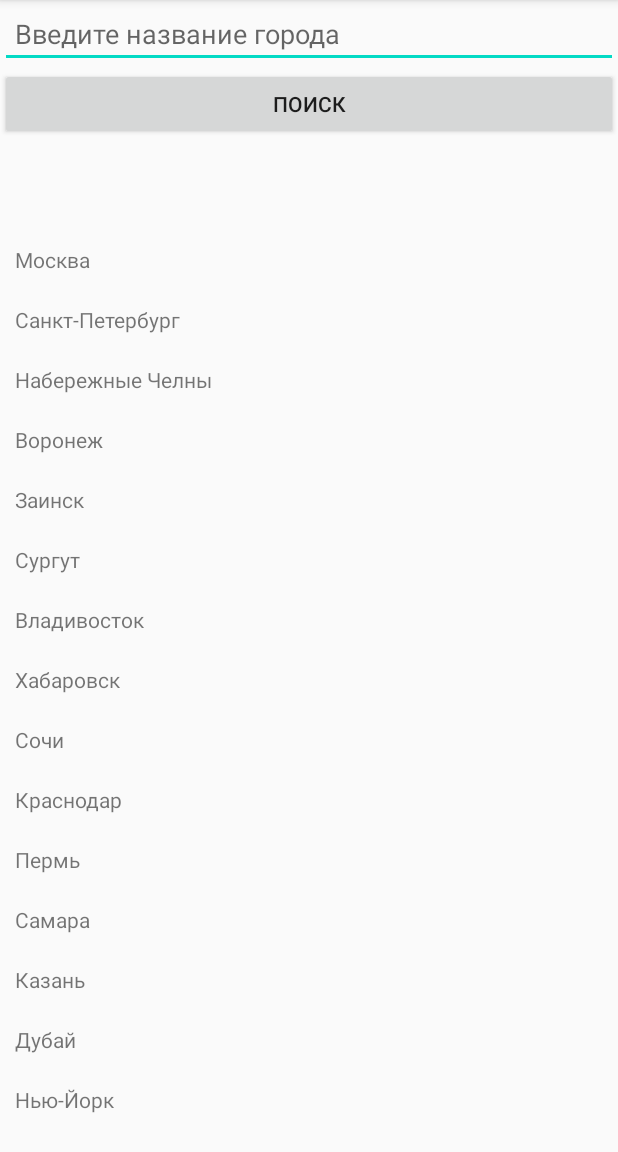
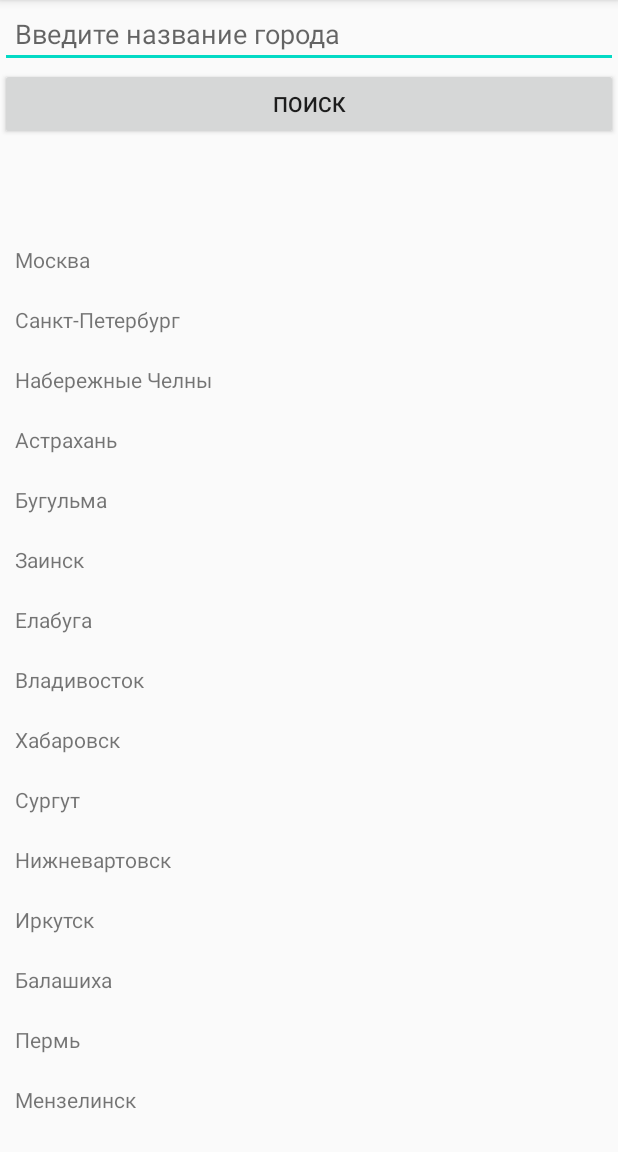
Before and after one commit to Marat1922/WeatherApplication, an Android app: the screen it shows after launch (MainActivity), on a phone screen of 412 x 824 dp, the part 84-1236 px from its top. Run offline under Robolectric (Android 15) with nearby library versions, the phone set to English and light mode, and no system bars.

Commit message:
Фиксы по Recycler View

```diff
--- a/app/src/main/java/com/example/weather/CityAdapter.kt
+++ b/app/src/main/java/com/example/weather/CityAdapter.kt
@@ -14,29 +14,28 @@ class CityAdapter(
 ) : RecyclerView.Adapter<CityAdapter.CityViewHolder>() {
 
     interface OnItemClickListener {
-        fun onItemClick(cityName: String) {
-        }
+       fun onItemClick(cityName: String)
     }
 
     override fun onCreateViewHolder(parent: ViewGroup, viewType: Int): CityViewHolder {
-        Log.d("MyTag", "CityAdapter onCreateViewHolder" )
+        Log.d("MyTag", "CityAdapter onCreateViewHolder")
         return CityViewHolder(LayoutInflater.from(parent.context)
                 .inflate(R.layout.item, parent, false))
     }
 
     override fun onBindViewHolder(holder: CityViewHolder, position: Int) {
-        Log.d("MyTag", "CityAdapter onBindViewHolder" )
-        val cityNameItem = cityNameList.get(position)
-        holder.cityNameTextView?.setText(cityNameItem.name)
+        Log.d("MyTag", "CityAdapter onBindViewHolder")
+        val cityNameItem = cityNameList[position]
+        holder.cityNameTextView?.text = cityNameItem.name
         Log.d("MyTag", "CityAdapter cityNameTextView.setText")
-        holder.resultWeatherTextView?.setText(cityNameItem.temper)
+        holder.resultWeatherTextView?.text = cityNameItem.temper
         Log.d("MyTag", "Че хранит мапа ${cityNameItem}${cityNameItem.temper}")
-        if(cityNameItem.temper == null) onItemClickListener.onItemClick(cityNameItem.name!!)
-            Log.d("MyTag", "CityAdapter onItemClickListener.onItemClick")
+        if (cityNameItem.temper == null) onItemClickListener.onItemClick(cityNameItem.name!!)
+        Log.d("MyTag", "CityAdapter onItemClickListener.onItemClick")
     }
 
     override fun getItemCount(): Int {
-        Log.d("MyTag", "CityAdapter getItemCount" )
+        Log.d("MyTag", "CityAdapter getItemCount")
         return cityNameList.size
     }
 
@@ -51,12 +50,10 @@ class CityAdapter(
     }
 
     fun onTemperatureArrived(cityName: String, temperature: String) {
-        Log.d("MyTag", "CityAdapter onTemperatureArrived" )
-       val index =  cityNameList.indexOfFirst { it.name == cityName }
+        Log.d("MyTag", "CityAdapter onTemperatureArrived")
+        val index = cityNameList.indexOfFirst { it.name == cityName }
         if (index == -1) return
         cityNameList.get(index).temper = temperature
-        // Log.d("CityAdapter", "Че хранит мапа $temperature")
         notifyItemChanged(index)
-
     }
 }
--- a/app/src/main/java/com/example/weather/MainActivity.kt
+++ b/app/src/main/java/com/example/weather/MainActivity.kt
@@ -18,33 +18,10 @@ import java.lang.ref.WeakReference
 import java.net.URL
 
 class MainActivity : AppCompatActivity() {
-    private var editTextCity: EditText? = null
-    private var textViewWeather: TextView? = null
-    private var btnSearch: Button? = null
-    private var rvListCity: RecyclerView? = null
-    private val cityNameList = listOf<City>(
-            City("Москва"),
-            City("Санкт-Петербург"),
-            City("Набережные Челны"),
-            City("Воронеж"),
-            City("Заинск"),
-            City("Сургут"),
-            City("Владивосток"),
-            City("Хабаровск"),
-            City("Сочи"),
-            City("Краснодар"),
-            City("Пермь"),
-            City("Самара"),
-            City("Казань"),
-            City("Дубай"),
-            City("Нью-Йорк"),
-            City("Симферополь"),
-            City("Красноярск"),
-            City("Барселона"),
-            City("Манчестер"),
-            City("Лондон"),
-            City("Париж")
-    )
+    lateinit var editTextCity: EditText
+    lateinit var textViewWeather: TextView
+    lateinit var btnSearch: Button
+    lateinit var rvListCity: RecyclerView
     lateinit var adapter: CityAdapter
     override fun onCreate(savedInstanceState: Bundle?) {
         Log.d("MyTag", "MainActivity onCreate ")
@@ -55,11 +32,14 @@ class MainActivity : AppCompatActivity() {
         btnSearch = findViewById(R.id.b_search)
         rvListCity = findViewById(R.id.rv_list_city)
         val onClickListener = View.OnClickListener {
-            val generatedURL = NetworkUtils.generateURL(editTextCity?.getText().toString())
+            val generatedURL = NetworkUtils.generateURL(editTextCity.getText().toString())
             DownloadWeatherTask(this).execute(generatedURL)
         }
-        btnSearch?.setOnClickListener(onClickListener)
+        btnSearch.setOnClickListener(onClickListener)
 
+        val cityNameList = resources.getStringArray(R.array.city_name).map { nameFromArray ->
+            City(name = nameFromArray)
+        }
         adapter = CityAdapter(cityNameList, object : CityAdapter.OnItemClickListener {
             override fun onItemClick(cityName: String) {
                 Log.d("MyTag", "MainActivity OnItemClick ")
@@ -68,8 +48,8 @@ class MainActivity : AppCompatActivity() {
                 Log.i("MainActivity", "blablbabla")
             }
         })
-        rvListCity?.setLayoutManager(LinearLayoutManager(this))
-        rvListCity?.setAdapter(adapter)
+        rvListCity.layoutManager = LinearLayoutManager(this)
+        rvListCity.adapter = adapter
     }
 
     internal class DownloadWeatherTask(context: MainActivity) : AsyncTask<URL?, Void?, String?>() {
@@ -106,7 +86,7 @@ class MainActivity : AppCompatActivity() {
                 }
                 val weather = String.format("%s\nТемпература: %s\nНа улице: %s", city, temp, description)
                 val temper = String.format(" %s", temp)
-                activity.textViewWeather!!.text = weather
+                activity.textViewWeather.text = weather
                 Log.d("MyTag", "blablbabla2 $temp")
                 activity.adapter.onTemperatureArrived(city!!, temper)
             } else {
--- a/app/src/main/res/layout/activity_main.xml
+++ b/app/src/main/res/layout/activity_main.xml
@@ -34,17 +34,17 @@
     <TextView
         android:id="@+id/tv_result"
         android:layout_width="0dp"
-        android:layout_height="60dp"
+        android:layout_height="@dimen/text_view_height_in_main_activity"
         app:layout_constraintBottom_toBottomOf="parent"
         app:layout_constraintEnd_toEndOf="parent"
         app:layout_constraintHorizontal_bias="1.0"
         app:layout_constraintStart_toStartOf="parent"
         app:layout_constraintTop_toBottomOf="@+id/b_search"
-        android:paddingStart="10dp"
-        android:paddingEnd="10dp"
+        android:paddingStart="@dimen/indent_text_view_in_main_activity"
+        android:paddingEnd="@dimen/indent_text_view_in_main_activity"
         app:layout_constraintVertical_bias="0.0"
-        android:paddingLeft="10dp"
-        android:paddingRight="10dp"/>
+        android:paddingLeft="@dimen/indent_text_view_in_main_activity"
+        android:paddingRight="@dimen/indent_text_view_in_main_activity" />
 
     <androidx.recyclerview.widget.RecyclerView
         android:id="@+id/rv_list_city"
@@ -54,10 +54,10 @@
         app:layout_constraintEnd_toEndOf="parent"
         app:layout_constraintStart_toStartOf="parent"
         app:layout_constraintTop_toBottomOf="@+id/tv_result"
-        android:paddingTop="10dp"
-        android:paddingStart="10dp"
-        android:paddingEnd="10dp"
-        android:paddingLeft="10dp"
-        android:paddingRight="10dp"/>
+        android:paddingTop="@dimen/indent_text_view_in_main_activity"
+        android:paddingStart="@dimen/indent_text_view_in_main_activity"
+        android:paddingEnd="@dimen/indent_text_view_in_main_activity"
+        android:paddingLeft="@dimen/indent_text_view_in_main_activity"
+        android:paddingRight="@dimen/indent_text_view_in_main_activity" />
 
 </androidx.constraintlayout.widget.ConstraintLayout>
--- a/app/src/main/res/layout/item.xml
+++ b/app/src/main/res/layout/item.xml
@@ -1,14 +1,13 @@
 <?xml version="1.0" encoding="utf-8"?>
-<LinearLayout
-    xmlns:android="http://schemas.android.com/apk/res/android"
+<LinearLayout xmlns:android="http://schemas.android.com/apk/res/android"
     android:layout_width="match_parent"
-    android:layout_height="40dp">
+    android:layout_height="@dimen/item_height">
 
     <TextView
         android:id="@+id/tv_city_name"
         android:layout_width="wrap_content"
         android:layout_height="match_parent"
-        android:layout_gravity="center_vertical|start"/>
+        android:layout_gravity="center_vertical|start" />
 
     <TextView
         android:id="@+id/tv_result_weather"
--- a/app/src/main/res/values/dimens.xml
+++ b/app/src/main/res/values/dimens.xml
@@ -1,4 +1,6 @@
 <?xml version="1.0" encoding="utf-8"?>
 <resources>
-    <dimen name="item_height">20dp</dimen>
+    <dimen name="item_height">40dp</dimen>
+    <dimen name="indent_text_view_in_main_activity">10dp</dimen>
+    <dimen name="text_view_height_in_main_activity">60dp</dimen>
 </resources>
--- a/app/src/main/res/values/strings.xml
+++ b/app/src/main/res/values/strings.xml
@@ -3,4 +3,26 @@
     <string name="et_weather">Введите название города</string>
     <string name="b_search">Поиск</string>
     <string name="not_find_city">ddddd</string>
+
+    <string-array name="city_name">
+        <item>Москва</item>
+        <item>Санкт-Петербург</item>
+        <item>Набережные Челны</item>
+        <item>Астрахань</item>
+        <item>Бугульма</item>
+        <item>Заинск</item>
+        <item>Елабуга</item>
+        <item>Владивосток</item>
+        <item>Хабаровск</item>
+        <item>Сургут</item>
+        <item>Нижневартовск</item>
+        <item>Иркутск</item>
+        <item>Балашиха</item>
+        <item>Пермь</item>
+        <item>Мензелинск</item>
+        <item>Севастополь</item>
+        <item>Дубай</item>
+        <item>Вашингтон</item>
+        <item>Ростов-на-Дону</item>
+    </string-array>
 </resources>
```
